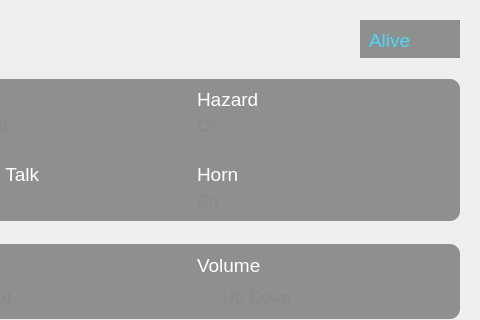
Old version of the form ViewLayer/DebugDisplay/ControlPage/ControlUi/ControlUi.ui in the repository waffle-iron/Epsilon-Dashboard; both pictures show x 353 to 833 and y 0 to 320 of the 833 by 553 pixel window.
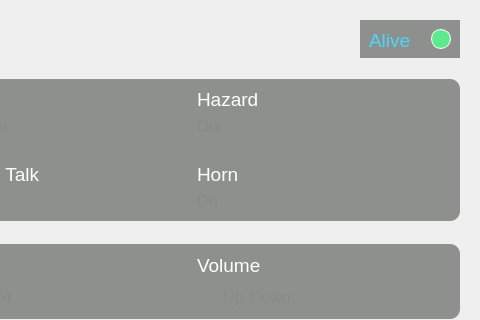
New version of the form. Icons and pictures are not drawn.

Diff of the .ui file:
```diff
--- a/ViewLayer/DebugDisplay/ControlPage/ControlUi/ControlUi.ui
+++ b/ViewLayer/DebugDisplay/ControlPage/ControlUi/ControlUi.ui
@@ -58,7 +58,7 @@
         </property>
         <layout class="QHBoxLayout" name="horizontalLayout_13">
          <item>
-          <widget class="QLabel" name="label_33">
+          <widget class="QWidget" name="aliveIndicator" native="true">
            <property name="sizePolicy">
             <sizepolicy hsizetype="Fixed" vsizetype="Fixed">
              <horstretch>0</horstretch>
@@ -72,12 +72,9 @@
             </size>
            </property>
            <property name="styleSheet">
-            <string notr="true">image: url(:/Resources/Alive Icon.png);
-max-width: 20px;
-max-height: 20px;</string>
-           </property>
-           <property name="text">
-            <string/>
+            <string notr="true">background-color:rgb(93,234,140);
+border-radius: 10px;
+border: 1px solid white;</string>
            </property>
           </widget>
          </item>
```
Left out of the diff: 5 changed lines with no effect on the pictures.
